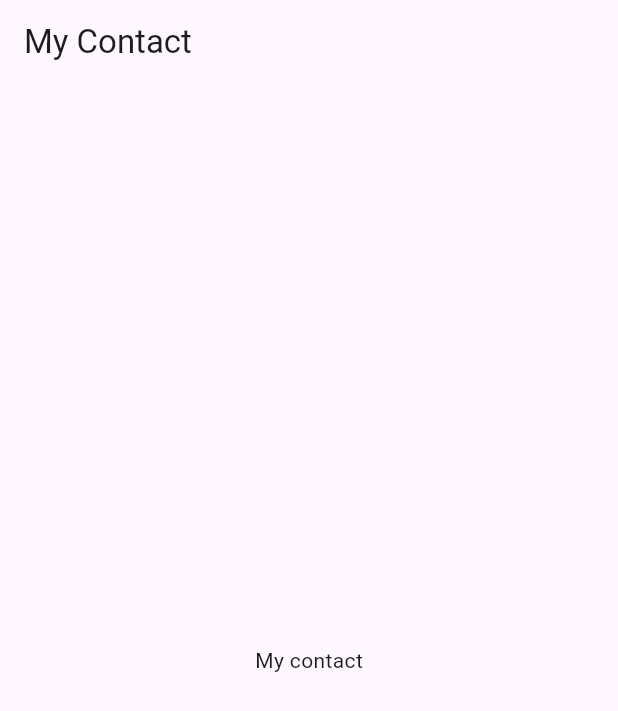
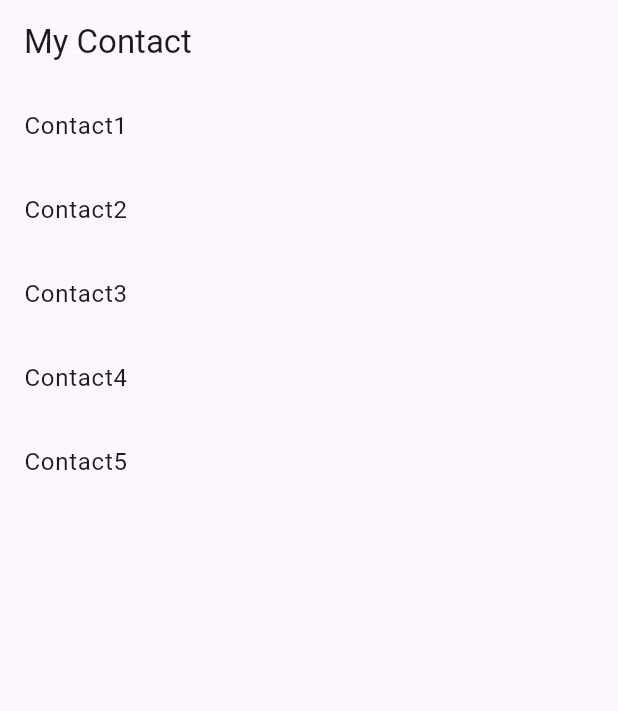
Before and after one commit to Jasonnnnnnnnnnnnnnnnn/my_contact, a Flutter app: the screen it shows after launch, on a phone screen of 412 x 824 dp. Shown: the top 711 px of the screen. Run offline on Flutter 3.47's test engine with Material 3 defaults, Android fonts, the phone set to English and light mode, and no system bars.

Commit message:
can show contact list

```diff
--- a/lib/contact_widget.dart
+++ b/lib/contact_widget.dart
@@ -9,7 +9,7 @@ class ContactWidget extends StatefulWidget {
 }
 
 class _ContactWidgetState extends State<ContactWidget> {
-  List<Contact> contact = [
+  List<Contact> contacts = [
     Contact(
         id: 1,
         name: 'Contact1',
@@ -17,22 +17,22 @@ class _ContactWidgetState extends State<ContactWidget> {
         email: 'contact1@mail.com'),
     Contact(
         id: 2,
-        name: 'Contact1',
+        name: 'Contact2',
         phone: '088888882',
         email: 'contact2@mail.com'),
     Contact(
         id: 3,
-        name: 'Contact1',
+        name: 'Contact3',
         phone: '088888883',
         email: 'contact3@mail.com'),
     Contact(
         id: 4,
-        name: 'Contact1',
+        name: 'Contact4',
         phone: '088888884',
         email: 'contact4@mail.com'),
     Contact(
         id: 5,
-        name: 'Contact1',
+        name: 'Contact5',
         phone: '088888885',
         email: 'contact5@mail.com'),
   ];
@@ -42,8 +42,13 @@ class _ContactWidgetState extends State<ContactWidget> {
         appBar: AppBar(
           title: Text('My Contact'),
         ),
-        body: Center(
-          child: Text('My contact'),
+        body: ListView.builder(
+          itemBuilder: (context, index) {
+            return ListTile(
+              title: Text(contacts[index].name),
+            );
+          },
+          itemCount: contacts.length,
         ));
   }
 }
```
